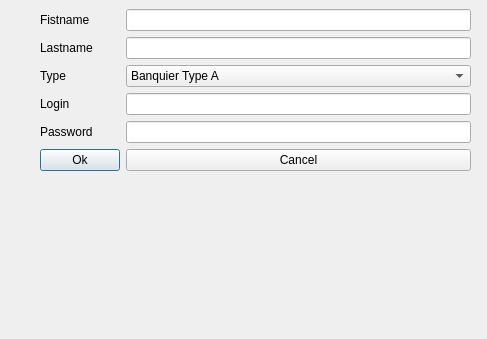
Above: npersonnel.ui from mariamko25/ProjetQT before the change. Below: the same form after it.
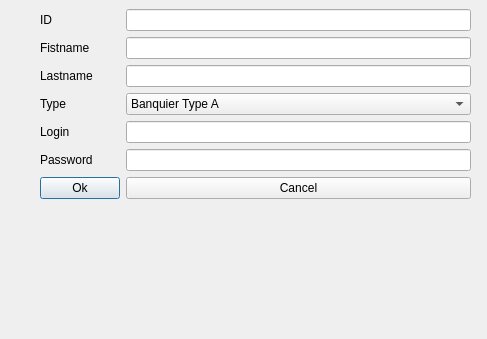
That is the form after the change.

```diff
--- a/npersonnel.ui
+++ b/npersonnel.ui
@@ -23,28 +23,28 @@
     </rect>
    </property>
    <layout class="QFormLayout" name="formLayout">
-    <item row="5" column="0">
+    <item row="6" column="0">
      <widget class="QLabel" name="FirstNlabel">
       <property name="text">
        <string>Fistname</string>
       </property>
      </widget>
     </item>
-    <item row="5" column="1">
+    <item row="6" column="1">
      <widget class="QLineEdit" name="LE_Firstname">
       <property name="inputMask">
        <string>&gt;A&lt;AAAAAAAAAAAAAAAAAAAAAAAAAAAAA</string>
       </property>
      </widget>
     </item>
-    <item row="6" column="0">
+    <item row="7" column="0">
      <widget class="QLabel" name="LastNLabel">
       <property name="text">
        <string>Lastname</string>
       </property>
      </widget>
     </item>
-    <item row="6" column="1">
+    <item row="7" column="1">
      <widget class="QLineEdit" name="LE_Lastname">
       <property name="enabled">
        <bool>true</bool>
@@ -54,38 +54,38 @@
       </property>
      </widget>
     </item>
-    <item row="7" column="0">
+    <item row="8" column="0">
      <widget class="QLabel" name="Titlelabel">
       <property name="text">
        <string>Type</string>
       </property>
      </widget>
     </item>
-    <item row="8" column="0">
+    <item row="9" column="0">
      <widget class="QLabel" name="Loginlabel">
       <property name="text">
        <string>Login</string>
       </property>
      </widget>
     </item>
-    <item row="8" column="1">
+    <item row="9" column="1">
      <widget class="QLineEdit" name="LE_Login">
       <property name="enabled">
        <bool>true</bool>
       </property>
      </widget>
     </item>
-    <item row="10" column="0">
+    <item row="11" column="0">
      <widget class="QLabel" name="PasswordLabel">
       <property name="text">
        <string>Password</string>
       </property>
      </widget>
     </item>
-    <item row="10" column="1">
+    <item row="11" column="1">
      <widget class="QLineEdit" name="LE_Password"/>
     </item>
-    <item row="12" column="0">
+    <item row="13" column="0">
      <widget class="QPushButton" name="Cancel">
       <property name="enabled">
        <bool>true</bool>
@@ -95,14 +95,14 @@
       </property>
      </widget>
     </item>
-    <item row="12" column="1">
+    <item row="13" column="1">
      <widget class="QPushButton" name="Ok">
       <property name="text">
        <string>Cancel</string>
       </property>
      </widget>
     </item>
-    <item row="7" column="1">
+    <item row="8" column="1">
      <widget class="QComboBox" name="TypePersonnecomboBox">
       <item>
        <property name="text">
@@ -141,6 +141,16 @@
       </item>
      </widget>
     </item>
+    <item row="5" column="0">
+     <widget class="QLabel" name="label">
+      <property name="text">
+       <string>ID</string>
+      </property>
+     </widget>
+    </item>
+    <item row="5" column="1">
+     <widget class="QLineEdit" name="LE_ID"/>
+    </item>
    </layout>
   </widget>
  </widget>
```
